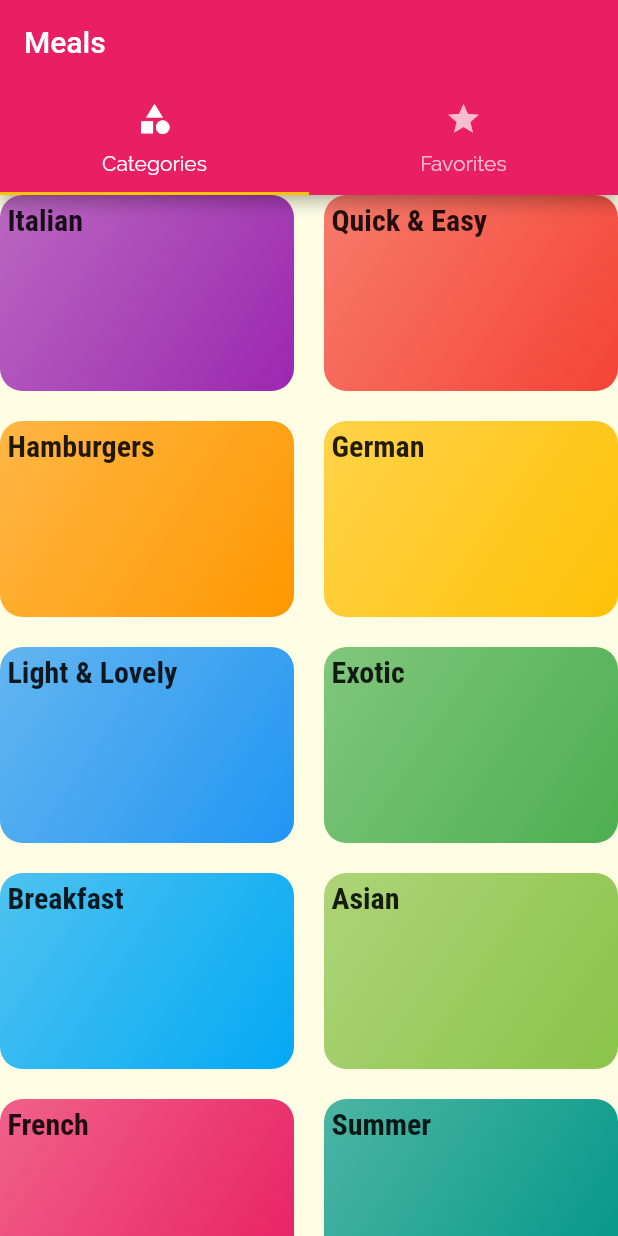
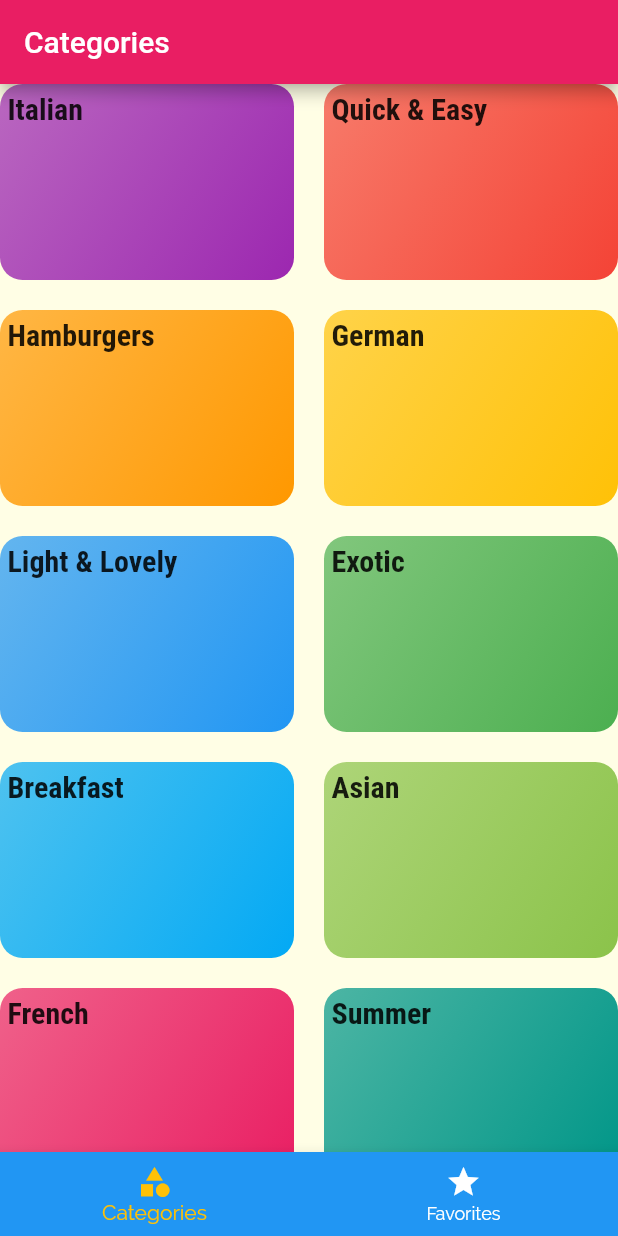
Before and after one commit to tarekmabdallah91/meals, a Flutter app: the screen it shows after launch, on a phone screen of 412 x 824 dp. Run offline on Flutter 3.47's test engine with Material 2 defaults, Android fonts, the phone set to English and light mode, and no system bars.

```diff
--- a/lib/screens/tabs_screen.dart
+++ b/lib/screens/tabs_screen.dart
@@ -9,37 +9,50 @@ class TabsScreen extends StatefulWidget {
 }
 
 class _TabsScreenState extends State<TabsScreen> {
+  final List<Map<String, Object>> _pages = [
+    {
+      'page': CategoriesScreen(),
+      'title': 'Categories',
+    },
+    {
+      'page': FavoritesScreen(),
+      'title': 'Your Favorite',
+    },
+  ];
+  int _selectedPageIndex = 0;
+
+  void _selectPage(int index) {
+    setState(() {
+      _selectedPageIndex = index;
+    });
+  }
+
   @override
   Widget build(BuildContext context) {
-    return DefaultTabController(
-      length: 2,
-      // initialIndex: 0,
-      child: Scaffold(
-        appBar: AppBar(
-          title: Text('Meals'),
-          bottom: TabBar(
-            tabs: <Widget>[
-              Tab(
-                icon: Icon(
-                  Icons.category,
-                ),
-                text: 'Categories',
-              ),
-              Tab(
-                icon: Icon(
-                  Icons.star,
-                ),
-                text: 'Favorites',
-              ),
-            ],
+    return Scaffold(
+      appBar: AppBar(
+        title: Text(_pages[_selectedPageIndex]['title']),
+      ),
+      body: _pages[_selectedPageIndex]['page'],
+      bottomNavigationBar: BottomNavigationBar(
+        onTap: _selectPage,
+        backgroundColor: Theme.of(context).primaryColor,
+        unselectedItemColor: Colors.white,
+        selectedItemColor: Theme.of(context).colorScheme.secondary,
+        currentIndex: _selectedPageIndex,
+        // type: BottomNavigationBarType.fixed,
+        items: [
+          BottomNavigationBarItem(
+            backgroundColor: Theme.of(context).primaryColor,
+            icon: Icon(Icons.category),
+            label: 'Categories',
           ),
-        ),
-        body: TabBarView(
-          children: <Widget>[
-            CategoriesScreen(),
-            FavoritesScreen(),
-          ],
-        ),
+          BottomNavigationBarItem(
+            backgroundColor: Theme.of(context).primaryColor,
+            icon: Icon(Icons.star),
+            label: 'Favorites',
+          ),
+        ],
       ),
     );
   }
```
